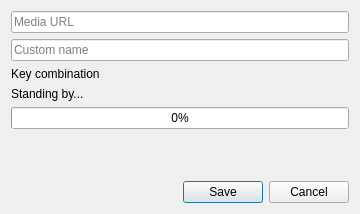
Above: ui/layouts/YoutubeDialog.ui from IMatynia/epicki-soundboard-v3 before the change. Below: the same form after it.
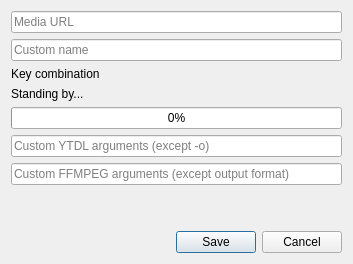
That is the form after the change.

What changed in the file:
```diff
--- a/ui/layouts/YoutubeDialog.ui
+++ b/ui/layouts/YoutubeDialog.ui
@@ -6,8 +6,8 @@
    <rect>
     <x>0</x>
     <y>0</y>
-    <width>360</width>
-    <height>214</height>
+    <width>353</width>
+    <height>264</height>
    </rect>
   </property>
   <property name="windowTitle">
@@ -70,6 +70,20 @@
        </property>
       </widget>
      </item>
+     <item>
+      <widget class="QLineEdit" name="leYTDLargs">
+       <property name="placeholderText">
+        <string>Custom YTDL arguments (except -o)</string>
+       </property>
+      </widget>
+     </item>
+     <item>
+      <widget class="QLineEdit" name="leFFMPEGargs">
+       <property name="placeholderText">
+        <string>Custom FFMPEG arguments (except output format)</string>
+       </property>
+      </widget>
+     </item>
      <item>
       <spacer name="verticalSpacer">
        <property name="orientation">
```
